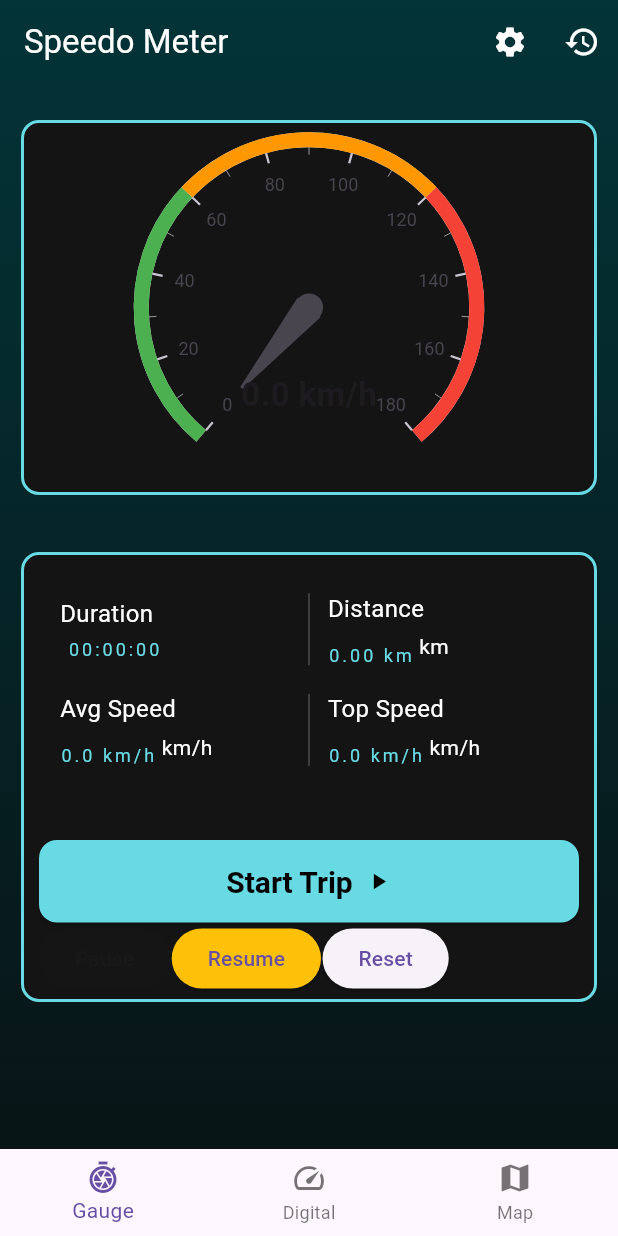
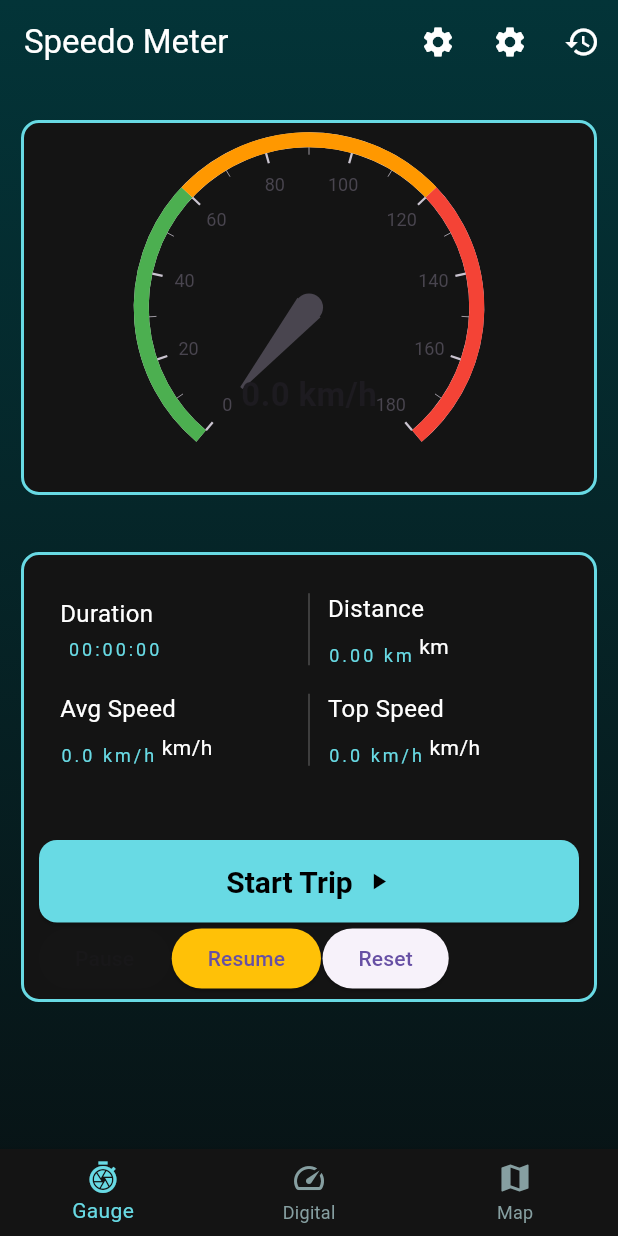
Before and after one commit to Ismailakram300/speedo_meter, a Flutter app: the screen it shows after launch, on a phone screen of 412 x 824 dp. Run offline on Flutter 3.47's test engine with Material 3 defaults, Android fonts, the phone set to English and light mode, and no system bars; drawn by our look-alikes of syncfusion_flutter_gauges; our stand-ins replace audioplayers, carousel_slider, geocoding, geolocator, google_maps_flutter, permission_handler and 4 more; accounts and stored records are empty; Roboto replaces fonts that are missing (Digital).

Commit message:
Commit Message

```diff
--- a/lib/botom_nav_bar.dart
+++ b/lib/botom_nav_bar.dart
@@ -1,5 +1,7 @@
 import 'package:flutter/cupertino.dart';
 import 'package:flutter/material.dart';
+import 'package:speedo_meter/gauge_selection_screen.dart';
+import 'package:speedo_meter/history.dart';
 import 'package:speedo_meter/settings.dart';
 
 import 'Services/current_location_map.dart';
@@ -42,9 +44,14 @@ class _BottomNavigationBarItemScreenState extends State<BottomNavigationBarItemS
                 Navigator.push(context, MaterialPageRoute(builder: (_) => SettingsScreen()));
               },
             ), IconButton(
+              icon: Icon(Icons.settings, color: Colors.white),
+              onPressed: () {
+                Navigator.push(context, MaterialPageRoute(builder: (_) => HistoryScreen()));
+              },
+            ), IconButton(
               icon: Icon(Icons.history_outlined, color: Colors.white),
               onPressed: () {
-                Navigator.push(context, MaterialPageRoute(builder: (_) => SettingsScreen()));
+                Navigator.push(context, MaterialPageRoute(builder: (_) => GaugeSelectionScreen()));
               },
             ),
           ],
@@ -54,6 +61,9 @@ class _BottomNavigationBarItemScreenState extends State<BottomNavigationBarItemS
           body: _screens[currentindex],
 
         bottomNavigationBar: BottomNavigationBar(
+          backgroundColor: Color(0xff141414),
+            selectedItemColor: Color(0xff68DAE4),
+            unselectedItemColor: Color(0xff869FA1),
             currentIndex: currentindex,
             onTap: (index) {
               setState(() {
```
